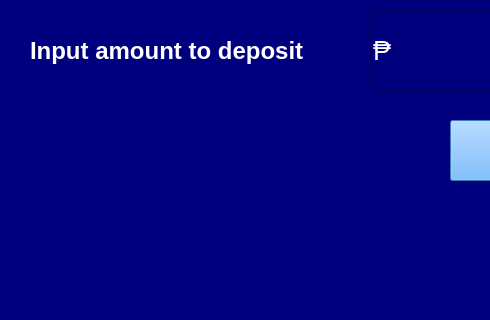
rjbardillon/BankSystem, file GUI/Deposit.ui: the form before one commit; both pictures show x 0 to 490 and y 130 to 450 of the 800 by 600 pixel window.
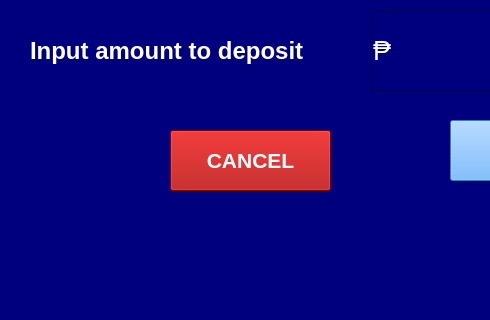
The form after the commit. Icons and pictures are not drawn.

The edit to the form file:
```diff
--- a/GUI/Deposit.ui
+++ b/GUI/Deposit.ui
@@ -102,6 +102,30 @@
      <string>ENTER</string>
     </property>
    </widget>
+   <widget class="QPushButton" name="cancel_button">
+    <property name="geometry">
+     <rect>
+      <x>170</x>
+      <y>260</y>
+      <width>161</width>
+      <height>61</height>
+     </rect>
+    </property>
+    <property name="font">
+     <font>
+      <pointsize>16</pointsize>
+      <weight>75</weight>
+      <bold>true</bold>
+     </font>
+    </property>
+    <property name="styleSheet">
+     <string notr="true">color: rgb(255, 255, 255);
+background-color: rgb(170, 0, 0);</string>
+    </property>
+    <property name="text">
+     <string>CANCEL</string>
+    </property>
+   </widget>
   </widget>
   <widget class="QStatusBar" name="statusbar"/>
  </widget>
```
